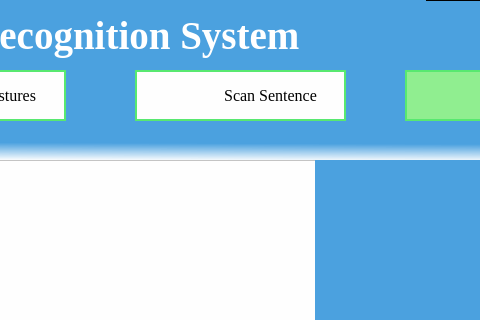
Old version of the form ui_files/calibration.ui in the repository liudongdong1/DataGlove; both pictures show x 435 to 915 and y 0 to 320 of the 1091 by 635 pixel window.
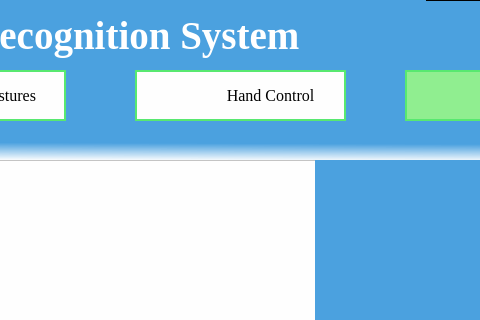
New version of the form. Icons and pictures are not drawn.

What changed in the file:
```diff
--- a/ui_files/calibration.ui
+++ b/ui_files/calibration.ui
@@ -134,7 +134,7 @@
 }</string>
     </property>
     <property name="text">
-     <string>                          Scan Sentence </string>
+     <string>                          Hand Control </string>
     </property>
    </widget>
    <widget class="QPushButton" name="scan_sinlge">
```
